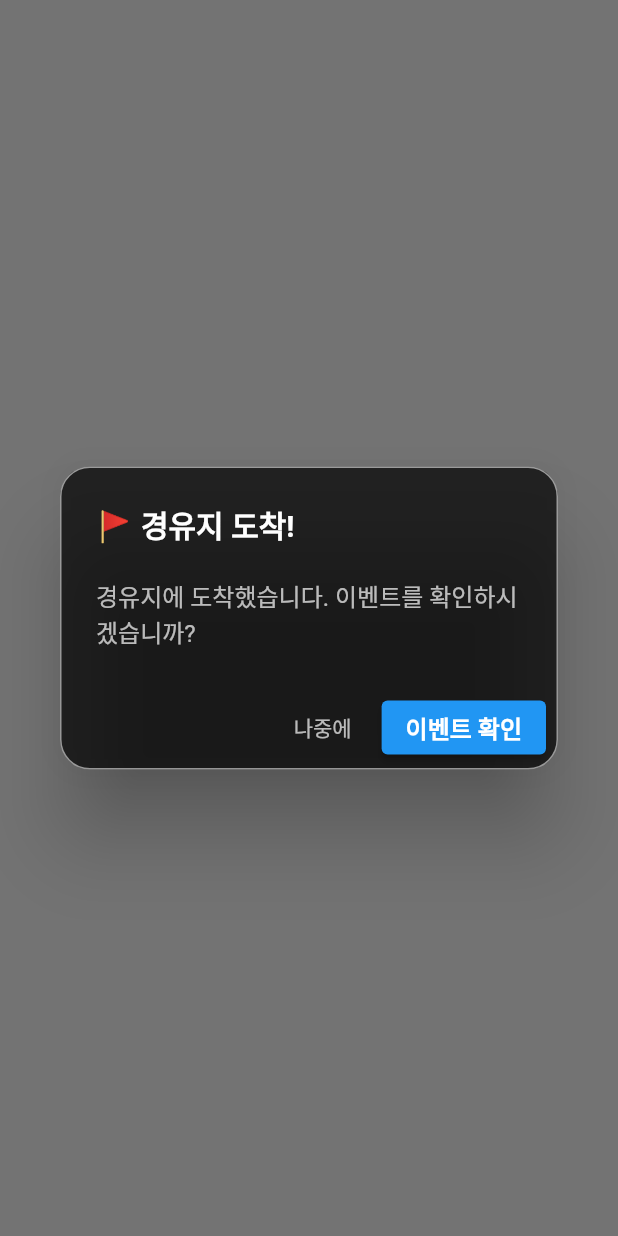
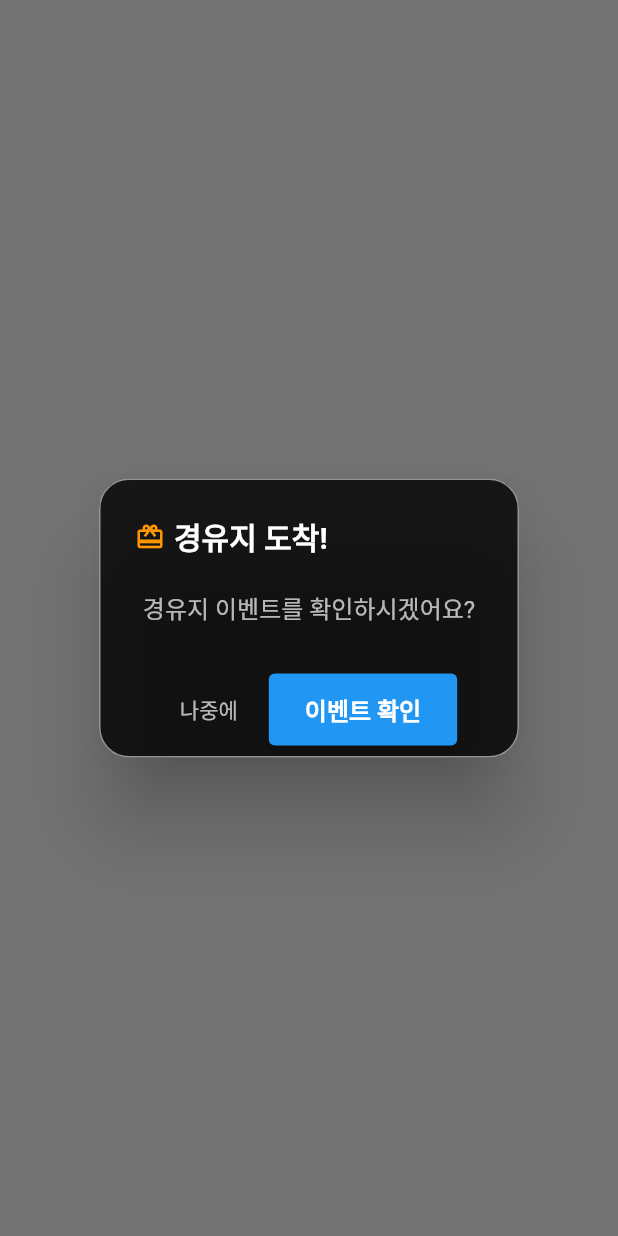
Before and after one commit to keepdev0919/evening-walk, a Flutter app: what showWaypointArrivalDialog() shows on an empty page, opened directly with empty values, on a phone screen of 412 x 824 dp. Run offline on Flutter 3.47's test engine with Material 3 defaults, Android fonts, the phone set to English and light mode, and no system bars; our stand-ins replace cached_network_image, cloud_firestore, firebase_auth, firebase_core, firebase_storage, flutter_compass and 9 more; missing offline and left inert: kakao_flutter_sdk_user; accounts and stored records are empty; Roboto replaces fonts that are missing (Cafe24Oneprettynight).

Commit message:
refactor : 코드 리팩토링

```diff
--- /dev/null
+++ b/lib/src/features/walk/presentation/widgets/common_arrival_dialog.dart
@@ -0,0 +1,79 @@
+import 'package:flutter/material.dart';
+
+/// 목적지/경유지 도착 다이얼로그의 공통 UI 컴포넌트
+class CommonArrivalDialog {
+  /// 공통 도착 다이얼로그 표시
+  ///
+  /// [title]: 다이얼로그 제목 (예: '목적지 도착!', '경유지 도착!')
+  /// [icon]: 제목 앞에 표시할 아이콘
+  /// [iconColor]: 아이콘 색상
+  /// [message]: 본문 메시지 (예: '목적지 이벤트를 확인하시겠어요?')
+  /// [onEventConfirm]: '이벤트 확인' 버튼 클릭 시 실행될 콜백
+  /// [onLater]: '나중에' 버튼 클릭 시 실행될 콜백 (optional)
+  /// [barrierDismissible]: 다이얼로그 외부 터치로 닫기 가능 여부
+  static Future<T?> show<T>({
+    required BuildContext context,
+    required String title,
+    required IconData icon,
+    required Color iconColor,
+    required String message,
+    required VoidCallback onEventConfirm,
+    VoidCallback? onLater,
+    bool barrierDismissible = false,
+  }) {
+    return showDialog<T>(
+      context: context,
+      barrierDismissible: barrierDismissible,
+      builder: (BuildContext dialogContext) {
+        return AlertDialog(
+          backgroundColor: Colors.black.withValues(alpha: 0.8),
+          shape: RoundedRectangleBorder(
+            borderRadius: BorderRadius.circular(20),
+            side: const BorderSide(color: Colors.white54, width: 1),
+          ),
+          title: Row(
+            mainAxisSize: MainAxisSize.min,
+            children: [
+              Icon(icon, color: iconColor, size: 20),
+              const SizedBox(width: 6),
+              Text(
+                title,
+                style: const TextStyle(
+                  color: Colors.white,
+                  fontWeight: FontWeight.bold,
+                ),
+              ),
+            ],
+          ),
+          content: Text(
+            message,
+            style: const TextStyle(color: Colors.white70),
+            textAlign: TextAlign.center,
+          ),
+          actionsAlignment: MainAxisAlignment.center,
+          actions: <Widget>[
+            if (onLater != null)
+              TextButton(
+                onPressed: () {
+                  Navigator.of(dialogContext).pop(false); // false 반환
+                  onLater();
+                },
+                child: const Text('나중에', style: TextStyle(color: Colors.white70)),
+              ),
+            ElevatedButton(
+              onPressed: () {
+                Navigator.of(dialogContext).pop(true); // true 반환
+                onEventConfirm();
+              },
+              style: ElevatedButton.styleFrom(
+                backgroundColor: Colors.blue,
+                padding: const EdgeInsets.symmetric(vertical: 12, horizontal: 24),
+              ),
+              child: const Text('이벤트 확인'),
+            ),
+          ],
+        );
+      },
+    );
+  }
+}
--- a/lib/src/features/walk/presentation/widgets/waypointDialog.dart
+++ b/lib/src/features/walk/presentation/widgets/waypointDialog.dart
@@ -2,6 +2,7 @@ import 'package:flutter/material.dart';
 import 'dart:convert';
 import 'dart:math';
 import 'package:flutter/services.dart' show rootBundle;
+import 'common_arrival_dialog.dart';
 
 class WaypointDialogs {
   static Future<void> showWaypointArrivalDialog({
@@ -10,71 +11,35 @@ class WaypointDialogs {
     required String? selectedMate,
     required Function(bool, String?, String?) updateWaypointEventState,
   }) async {
-    return showDialog<void>(
+    return CommonArrivalDialog.show<void>(
       context: context,
-      barrierDismissible: false,
-      builder: (BuildContext dialogContext) {
-        return AlertDialog(
-          backgroundColor: Colors.black.withValues(alpha: 0.7), // 배경색
-          shape: RoundedRectangleBorder(
-            // 모양
-            borderRadius: BorderRadius.circular(20),
-            side: const BorderSide(color: Colors.white54, width: 1),
-          ),
-          title: const Text(
-            '🚩 경유지 도착!', // 제목
-            style: TextStyle(color: Colors.white, fontWeight: FontWeight.bold),
-          ),
-          content: const SingleChildScrollView(
-            child: ListBody(
-              children: <Widget>[
-                Text(
-                  '경유지에 도착했습니다. 이벤트를 확인하시겠습니까?',
-                  style: TextStyle(color: Colors.white70),
-                ),
-              ],
-            ),
-          ),
-          actions: <Widget>[
-            TextButton(
-              onPressed: () {
-                Navigator.of(dialogContext).pop();
-                updateWaypointEventState(true, questionPayload, null);
-              },
-              style: TextButton.styleFrom(
-                padding:
-                    const EdgeInsets.symmetric(vertical: 10, horizontal: 12),
-                minimumSize: const Size(0, 40),
-                visualDensity: VisualDensity.compact,
-              ),
-              child: const Text('나중에', style: TextStyle(color: Colors.white70)),
-            ),
-            ElevatedButton(
-              onPressed: () {
-                Navigator.of(dialogContext).pop();
+      title: '경유지 도착!',
+      icon: Icons.card_giftcard,
+      iconColor: Colors.orange,
+      message: '경유지 이벤트를 확인하시겠어요?',
+      onEventConfirm: () {
         // 연인 모드: 질문 종류 선택 다이얼로그 표시
         if (selectedMate == '연인') {
           _showQuestionTypeSelector(context).then((selection) async {
             String finalQuestion = questionPayload;
             if (selection == _QuestionType.balanceGame) {
-                      final String? balanceQ =
-                          await _loadCoupleBalanceQuestion();
+              final String? balanceQ = await _loadCoupleBalanceQuestion();
               if (balanceQ != null && balanceQ.trim().isNotEmpty) {
                 finalQuestion = balanceQ.trim();
               }
             }
             updateWaypointEventState(true, finalQuestion, null);
+            if (context.mounted) {
               WaypointDialogs.showQuestionDialog(
                 context,
                 finalQuestion,
                 updateWaypointEventState,
                 null,
               );
+            }
           });
-                } else if (selectedMate != null &&
-                    selectedMate.startsWith('친구')) {
-                  _showFriendQuestionTypeSelector(context)
-                      .then((selection) async {
+        } else if (selectedMate != null && selectedMate.startsWith('친구')) {
+          _showFriendQuestionTypeSelector(context).then((selection) async {
             String finalQuestion = questionPayload;
             if (selection != null) {
               final bool isTwo = selectedMate.contains('2명');
@@ -88,12 +53,14 @@ class WaypointDialogs {
               }
             }
             updateWaypointEventState(true, finalQuestion, null);
+            if (context.mounted) {
               WaypointDialogs.showQuestionDialog(
                 context,
                 finalQuestion,
                 updateWaypointEventState,
                 null,
               );
+            }
           });
         } else {
           // 기본 플로우
@@ -102,18 +69,10 @@ class WaypointDialogs {
               context, questionPayload, updateWaypointEventState, null);
         }
       },
-              style: ElevatedButton.styleFrom(
-                backgroundColor: Colors.blue,
-                padding:
-                    const EdgeInsets.symmetric(vertical: 12, horizontal: 16),
-                minimumSize: const Size(0, 44),
-                visualDensity: VisualDensity.compact,
-              ),
-              child: const Text('이벤트 확인'),
-            ),
-          ],
-        );
+      onLater: () {
+        updateWaypointEventState(true, questionPayload, null);
       },
+      barrierDismissible: false,
     );
   }
 
@@ -195,6 +154,7 @@ class WaypointDialogs {
             borderRadius: BorderRadius.circular(20),
             side: const BorderSide(color: Colors.white54, width: 1),
           ),
+          contentPadding: const EdgeInsets.fromLTRB(24, 12, 24, 8),
           title: const Text(
             '질문 종류 선택',
             style: TextStyle(color: Colors.white, fontWeight: FontWeight.bold),
@@ -204,6 +164,7 @@ class WaypointDialogs {
             style: TextStyle(color: Colors.white70),
           ),
           actionsAlignment: MainAxisAlignment.center,
+          actionsPadding: const EdgeInsets.fromLTRB(16, 0, 16, 16),
           actions: [
             ElevatedButton(
               onPressed: () => Navigator.of(ctx).pop(_QuestionType.balanceGame),
@@ -262,6 +223,7 @@ class WaypointDialogs {
             borderRadius: BorderRadius.circular(20),
             side: const BorderSide(color: Colors.white54, width: 1),
           ),
+          contentPadding: const EdgeInsets.fromLTRB(24, 12, 24, 8),
           title: const Text(
             '질문 종류 선택',
             style: TextStyle(color: Colors.white, fontWeight: FontWeight.bold),
@@ -271,6 +233,7 @@ class WaypointDialogs {
             style: TextStyle(color: Colors.white70),
           ),
           actionsAlignment: MainAxisAlignment.center,
+          actionsPadding: const EdgeInsets.fromLTRB(16, 0, 16, 16),
           actions: [
             ElevatedButton(
               onPressed: () => Navigator.of(ctx).pop(_FriendQuestionType.game),
```
Also changed, not shown: lib/src/features/walk/presentation/screens/walk_diary_screen.dart (+15 -1 lines), lib/src/features/walk/presentation/screens/walk_in_progress_map_screen.dart (+15 -7 lines), lib/src/features/walk/presentation/widgets/destinationDialog.dart (+12 -43 lines), .claude/settings.local.json. Lines whose indentation alone changed are shown as unchanged.
